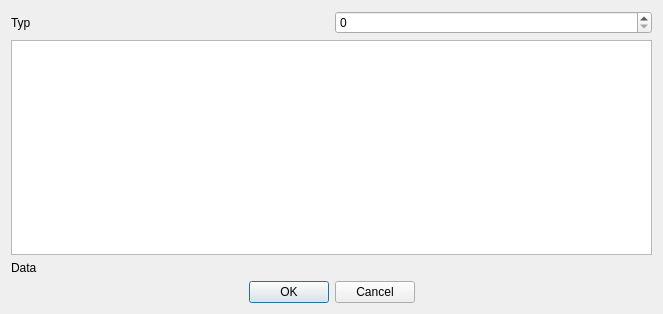
Above: selectmatchdialog.ui from pashazz/rksmanager before the change. Below: the same form after it.
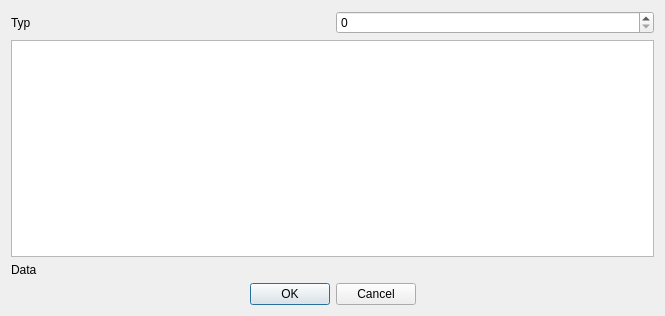
That is the form after the change.

```diff
--- a/selectmatchdialog.ui
+++ b/selectmatchdialog.ui
@@ -6,8 +6,8 @@
    <rect>
     <x>0</x>
     <y>0</y>
-    <width>663</width>
-    <height>314</height>
+    <width>665</width>
+    <height>316</height>
    </rect>
   </property>
   <property name="windowTitle">
```
Left out of the diff: 15 changed lines with no effect on the pictures.
